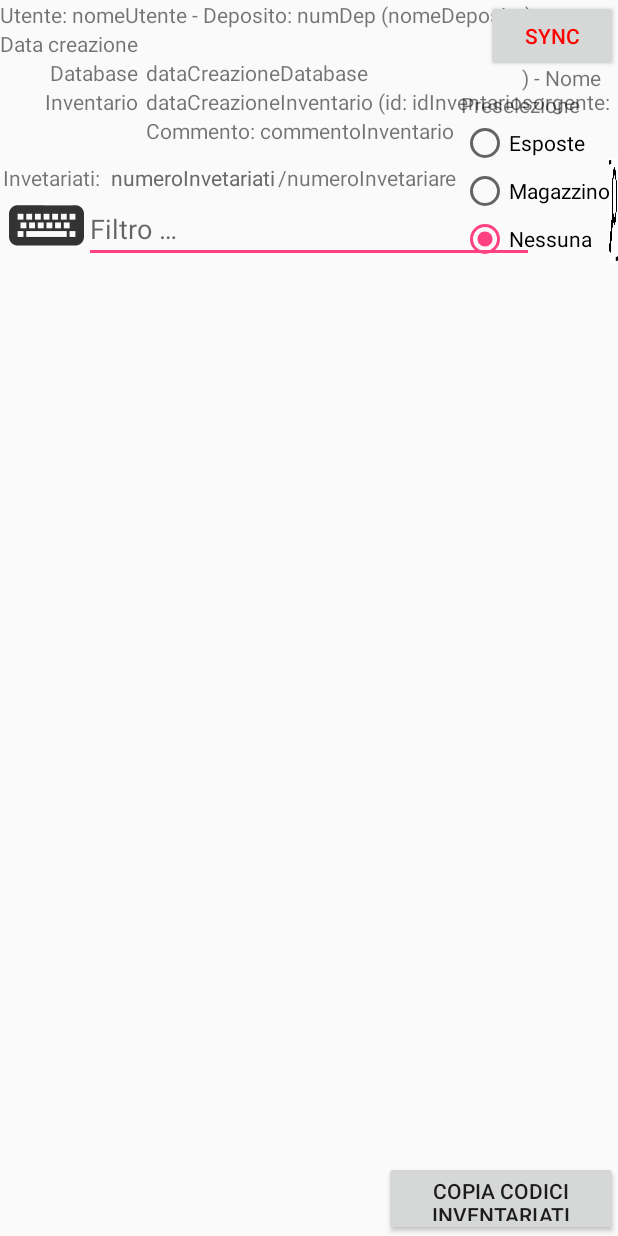
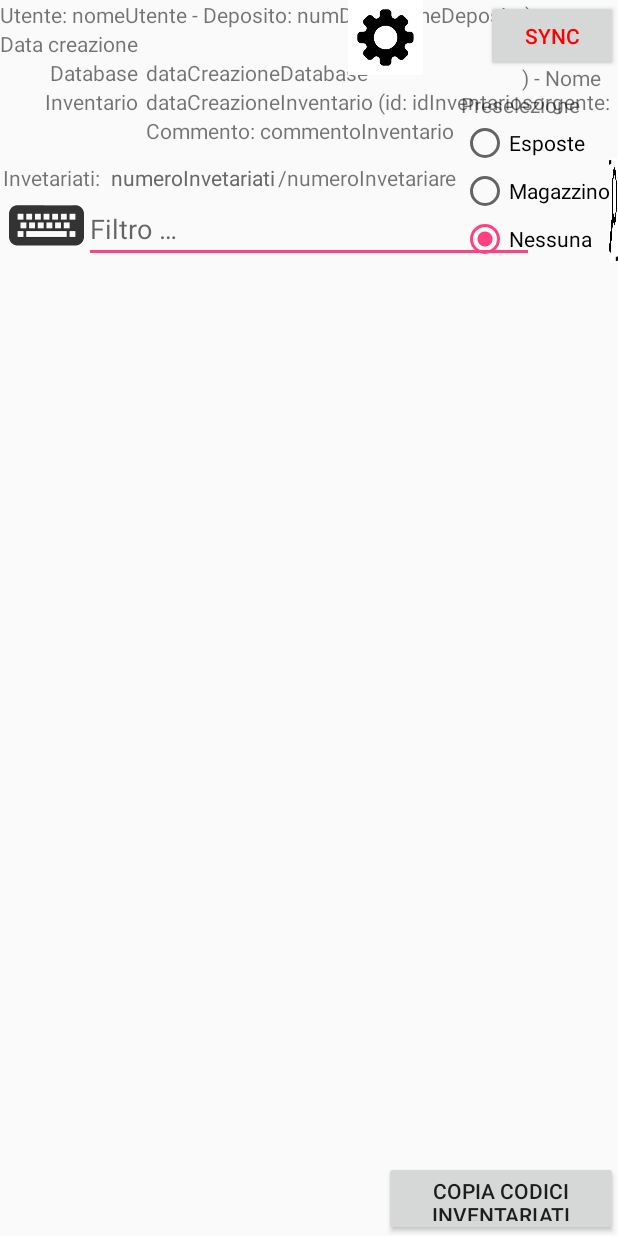
Before and after one commit to marfisi/InventarioMerce, an Android app: the layout activity_main.xml on its own in the app's theme, with its tools: preview values and no code run, on a phone screen of 412 x 824 dp. Run offline under Robolectric (Android 15) with nearby library versions, the phone set to English and light mode, and no system bars.

Commit message:
01/04 P
android:
- aggiunta una pagina di impostazioni
- possibilità di abilitare l'aggiunta di un articolo ad inventario senza
conferma

```diff
--- a/InventarioMerce/app/build.gradle
+++ b/InventarioMerce/app/build.gradle
@@ -6,7 +6,7 @@ android {
 
     defaultConfig {
         applicationId "it.cascino.inventariomerce"
-        minSdkVersion 17
+        minSdkVersion 19
         targetSdkVersion 23
         versionCode 1
         versionName "1.0"
--- a/InventarioMerce/app/src/main/AndroidManifest.xml
+++ b/InventarioMerce/app/src/main/AndroidManifest.xml
@@ -45,6 +45,12 @@
             <action android:name="android.intent.action.ANOTHER_ACTIVITY"/>
             <category android:name="android.intent.category.DEFAULT"/>
         </activity>
+        <activity
+            android:name=".activity.ImpostazioniActivity"
+            android:label="Impostazioni">
+            <action android:name="android.intent.action.ANOTHER_ACTIVITY"/>
+            <category android:name="android.intent.category.DEFAULT"/>
+        </activity>
     </application>
 
 </manifest>
--- a/InventarioMerce/app/src/main/java/it/cascino/inventariomerce/activity/AggiungiArticoloDaBarcodeActivity.java
+++ b/InventarioMerce/app/src/main/java/it/cascino/inventariomerce/activity/AggiungiArticoloDaBarcodeActivity.java
@@ -23,6 +23,7 @@ import it.cascino.dbsqlite.DaoSession;
 import it.cascino.dbsqlite.Rel_articoli_barcode;
 import it.cascino.dbsqlite.Rel_articoli_barcodeDao;
 import it.cascino.inventariomerce.R;
+import it.cascino.inventariomerce.utils.DatiStatici;
 
 public class AggiungiArticoloDaBarcodeActivity extends Activity{
 	final private String MYDATABASE_NAME = "cascinoinventario.db";
@@ -104,6 +105,9 @@ public class AggiungiArticoloDaBarcodeActivity extends Activity{
 					finish();
 				}
 			});
+			if(DatiStatici.getInstance().getSelezionataCheckBoxAggiungiArtNoConferma()){
+				btnY.performClick();	// .callOnClick();
+			}
 		}
 		btnN = (ImageButton)findViewById(R.id.btnN);
 		btnN.setOnClickListener(new View.OnClickListener(){
--- a/InventarioMerce/app/src/main/res/layout/activity_main.xml
+++ b/InventarioMerce/app/src/main/res/layout/activity_main.xml
@@ -1,6 +1,7 @@
 <?xml version="1.0" encoding="utf-8"?>
 <RelativeLayout xmlns:android="http://schemas.android.com/apk/res/android"
-              android:layout_width="match_parent"
+                xmlns:app="http://schemas.android.com/apk/res-auto"
+                android:layout_width="match_parent"
               android:layout_height="match_parent"
               android:orientation="vertical">
 
@@ -356,6 +357,14 @@
             android:layout_toEndOf="@+id/saveButton"/>
     </RelativeLayout>
 
+    <ImageButton
+        android:id="@+id/impostazioniButton"
+        style="@style/styleImpostazioni"
+        android:layout_width="50dp"
+        android:layout_height="50dp"
+        android:layout_alignParentTop="true"
+        android:layout_alignParentEnd="true"
+        android:layout_marginEnd="130dp"/>
 
     <!--RelativeLayout
         android:id="@+id/loadingPanel"
--- a/InventarioMerce/app/src/main/res/values/styles.xml
+++ b/InventarioMerce/app/src/main/res/values/styles.xml
@@ -146,5 +146,8 @@
         <item name="android:background">@android:color/darker_gray</item>
     </style>
 
+    <style name="styleImpostazioni">
+        <item name="android:background">@drawable/impostazioni</item>
+    </style>
 
 </resources>
```
Also changed, not shown: InventarioMerce/app/src/main/java/it/cascino/inventariomerce/MainActivity.java (+12 -0 lines), InventarioMerce/app/src/main/java/it/cascino/inventariomerce/activity/ImpostazioniActivity.java (added, +53 -0 lines), InventarioMerce/app/src/main/java/it/cascino/inventariomerce/utils/DatiStatici.java (+11 -0 lines), InventarioMerce/app/src/main/res/layout/activity_impostazioni.xml (added, +14 -0 lines), InventarioMerce/app/src/main/res/drawable/impostazioni.png (added).
